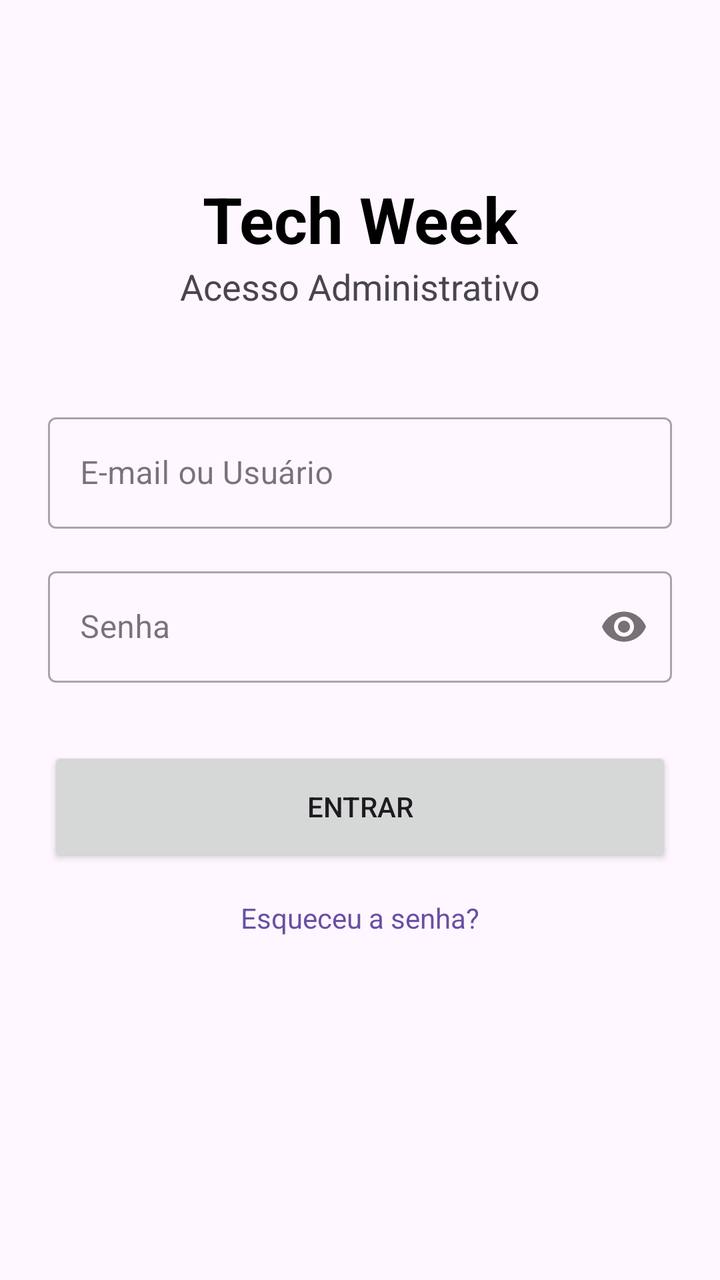
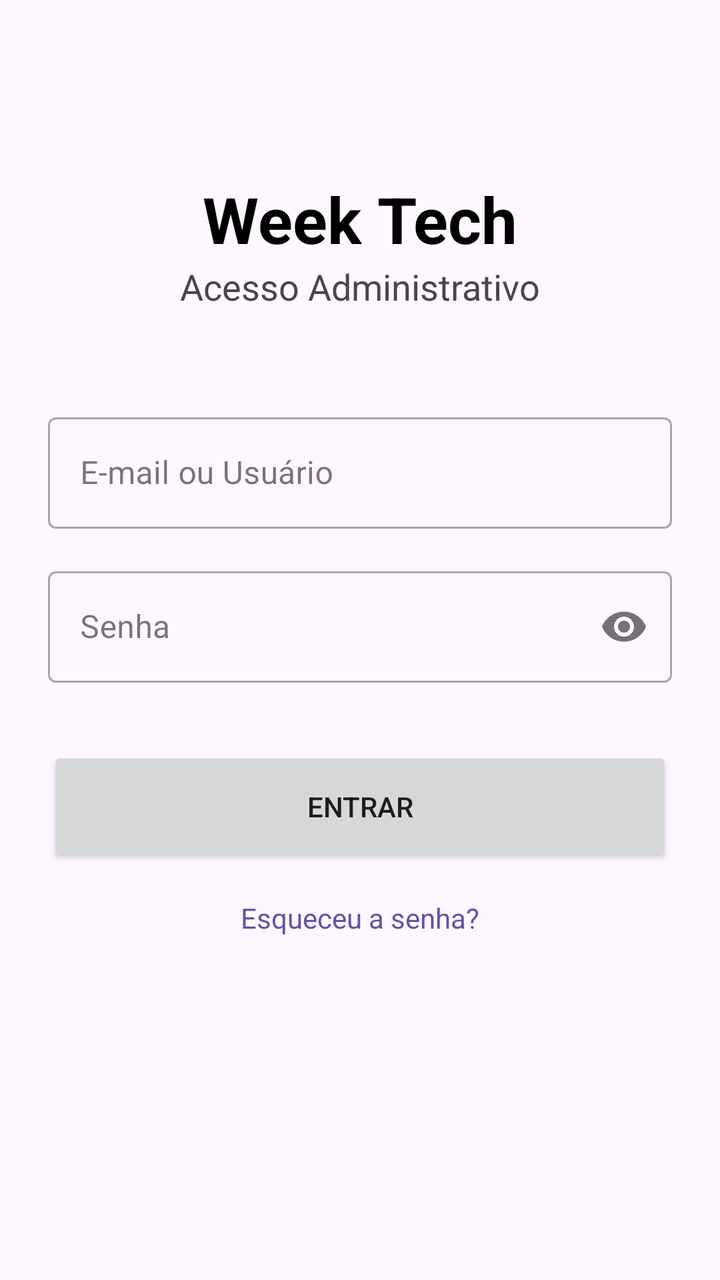

Two renders of the same Android screen: before a commit and after it. Below are the layout's source before the change and the commit's diff.
<!-- AndroidManifest.xml: application theme Theme.Weektech -->
<!-- res/layout/activity_login.xml -->
<?xml version="1.0" encoding="utf-8"?>
<androidx.constraintlayout.widget.ConstraintLayout xmlns:android="http://schemas.android.com/apk/res/android"
    xmlns:app="http://schemas.android.com/apk/res-auto"
    xmlns:tools="http://schemas.android.com/tools"
    android:layout_width="match_parent"
    android:layout_height="match_parent"
    android:padding="24dp"
    tools:context=".LoginActivity">

    
    <TextView
        android:id="@+id/tvTitle"
        android:layout_width="wrap_content"
        android:layout_height="wrap_content"
        android:text="Tech Week"
        android:textSize="32sp"
        android:textStyle="bold"
        android:textColor="@color/black"
        android:layout_marginTop="64dp"
        app:layout_constraintTop_toTopOf="parent"
        app:layout_constraintStart_toStartOf="parent"
        app:layout_constraintEnd_toEndOf="parent" />

    
    <TextView
        android:id="@+id/tvSubtitle"
        android:layout_width="wrap_content"
        android:layout_height="wrap_content"
        android:text="Acesso Administrativo"
        android:textSize="18sp"
        app:layout_constraintTop_toBottomOf="@id/tvTitle"
        app:layout_constraintStart_toStartOf="parent"
        app:layout_constraintEnd_toEndOf="parent" />

    
    <com.google.android.material.textfield.TextInputLayout
        android:id="@+id/tilEmail"
        style="@style/Widget.MaterialComponents.TextInputLayout.OutlinedBox"
        android:layout_width="match_parent"
        android:layout_height="wrap_content"
        android:layout_marginTop="48dp"
        android:hint="E-mail ou Usuário"
        app:layout_constraintTop_toBottomOf="@id/tvSubtitle">

        <com.google.android.material.textfield.TextInputEditText
            android:id="@+id/etEmail"
            android:layout_width="match_parent"
            android:layout_height="wrap_content"
            android:inputType="textEmailAddress" />
    </com.google.android.material.textfield.TextInputLayout>

    
    <com.google.android.material.textfield.TextInputLayout
        android:id="@+id/tilPassword"
        style="@style/Widget.MaterialComponents.TextInputLayout.OutlinedBox"
        android:layout_width="match_parent"
        android:layout_height="wrap_content"
        android:layout_marginTop="16dp"
        android:hint="Senha"
        app:passwordToggleEnabled="true"
        app:layout_constraintTop_toBottomOf="@id/tilEmail">

        <com.google.android.material.textfield.TextInputEditText
            android:id="@+id/etPassword"
            android:layout_width="match_parent"
            android:layout_height="wrap_content"
            android:inputType="textPassword" />
    </com.google.android.material.textfield.TextInputLayout>

    
    <Button
        android:id="@+id/btnLogin"
        android:layout_width="match_parent"
        android:layout_height="60dp"
        android:layout_marginTop="32dp"
        android:text="Entrar"
        app:layout_constraintTop_toBottomOf="@id/tilPassword" />

    
    <TextView
        android:id="@+id/tvForgotPassword"
        android:layout_width="wrap_content"
        android:layout_height="wrap_content"
        android:layout_marginTop="16dp"
        android:text="Esqueceu a senha?"
        android:textColor="?attr/colorPrimary"
        app:layout_constraintTop_toBottomOf="@id/btnLogin"
        app:layout_constraintStart_toStartOf="parent"
        app:layout_constraintEnd_toEndOf="parent" />

</androidx.constraintlayout.widget.ConstraintLayout>
<!-- resources referenced by this layout -->
<resources>
  <color name="black">#FF000000</color>
  <style name="Theme.Weektech" parent="Base.Theme.Weektech" />
  <style name="Base.Theme.Weektech" parent="Theme.Material3.DayNight.NoActionBar">
          
          
      </style>
</resources>

<!-- the commit's change to res/layout/activity_login.xml (unified diff, before → after) -->
@@ -12,7 +12,7 @@
         android:id="@+id/tvTitle"
         android:layout_width="wrap_content"
         android:layout_height="wrap_content"
-        android:text="Tech Week"
+        android:text="Week Tech"
         android:textSize="32sp"
         android:textStyle="bold"
         android:textColor="@color/black"
